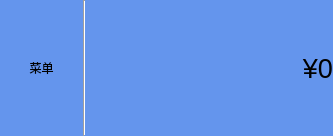
CodePeasant3/IPAY, file View/paymentplatform.ui: the form before one commit.
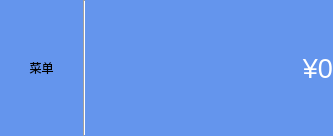
The form after the commit. Custom widgets are drawn as their Qt base class.

The edit to the form file:
```diff
--- a/View/paymentplatform.ui
+++ b/View/paymentplatform.ui
@@ -18,7 +18,12 @@
 #label_money,
 #PaymentPlatform{
 	background-color: rgb(100,149,237);
-}</string>
+}
+
+#label_money{
+color: rgb(255, 255, 255);
+}
+</string>
   </property>
   <widget class="QWidget" name="centralwidget">
    <property name="styleSheet">
```
Left out of the diff: 2 changed lines with no effect on the pictures.
